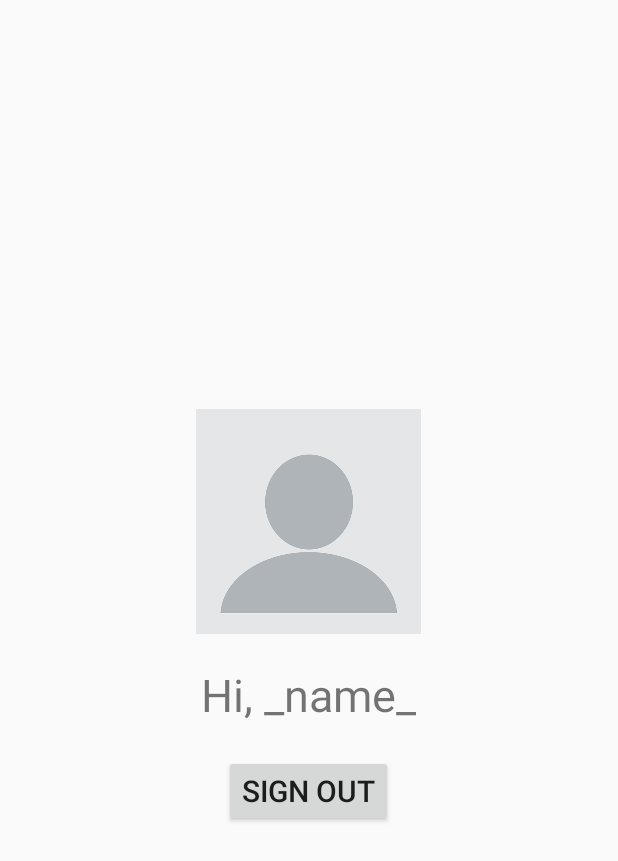
After one commit to ioan45/HolidayDestinationsApp, an Android app: the UserProfileActivity screen opened directly, with no data from a screen before it, on a phone screen of 412 x 824 dp. The commit adds this screen. Shown: the top 861 px of the screen. Run offline under Robolectric (Android 15) with nearby library versions, the phone set to English and light mode, and no system bars; 5 statements that could not run were skipped.

Commit message:
Added profile activity

```diff
--- a/app/src/main/java/com/example/holidaydestinationsapp/DbHelper.java
+++ b/app/src/main/java/com/example/holidaydestinationsapp/DbHelper.java
@@ -61,6 +61,7 @@ public class DbHelper extends SQLiteOpenHelper {
     public static final String USERS_COL_USERNAME = "username";
     public static final String USERS_COL_PASSWORD = "password";
     public static final String USERS_COL_EMAIL = "email";
+    public static final String USERS_COL_PROFILE_IMG = "profile_img";
     public static final String SESSIONS_TABLE = "session";
     public static final String SESSIONS_COL_USER_ID = "user_id";
     public static final String SESSIONS_COL_TOKEN = "token";
@@ -84,7 +85,8 @@ public class DbHelper extends SQLiteOpenHelper {
                                    USERS_COL_ID + " INTEGER PRIMARY KEY AUTOINCREMENT," +
                                    USERS_COL_USERNAME + " TEXT," +
                                    USERS_COL_PASSWORD + " TEXT, " +
-                                   USERS_COL_EMAIL + " TEXT)";
+                                   USERS_COL_EMAIL + " TEXT, " +
+                                   USERS_COL_PROFILE_IMG + " BLOB)";
         String createSessionsQuery = "CREATE TABLE " + SESSIONS_TABLE + "(" +
                                       SESSIONS_COL_USER_ID + " INTEGER PRIMARY KEY," +
                                       SESSIONS_COL_TOKEN + " TEXT," +
--- a/app/src/main/java/com/example/holidaydestinationsapp/MainActivity.java
+++ b/app/src/main/java/com/example/holidaydestinationsapp/MainActivity.java
@@ -32,9 +32,9 @@ public class MainActivity extends AppCompatActivity {
         User user = null;
 
         if (cursor.moveToFirst()) {
-            int idIndex = cursor.getColumnIndex("us." + DbHelper.USERS_COL_ID);
-            int usernameIndex = cursor.getColumnIndex("us." + DbHelper.USERS_COL_USERNAME);
-            int dateIndex = cursor.getColumnIndex("ss." + DbHelper.SESSIONS_COL_START_DATE);
+            int idIndex = cursor.getColumnIndex(DbHelper.USERS_COL_ID);
+            int usernameIndex = cursor.getColumnIndex(DbHelper.USERS_COL_USERNAME);
+            int dateIndex = cursor.getColumnIndex(DbHelper.SESSIONS_COL_START_DATE);
             if (idIndex >= 0 && usernameIndex >= 0 && dateIndex >= 0) {
                 int userId = cursor.getInt(idIndex);
                 String username = cursor.getString(usernameIndex);
--- a/app/src/main/java/com/example/holidaydestinationsapp/SignInActivity.java
+++ b/app/src/main/java/com/example/holidaydestinationsapp/SignInActivity.java
@@ -9,6 +9,7 @@ import androidx.appcompat.app.AppCompatActivity;
 import android.app.Activity;
 import android.content.Intent;
 import android.database.Cursor;
+import android.os.AsyncTask;
 import android.os.Bundle;
 import android.util.Log;
 import android.view.View;
@@ -165,7 +166,8 @@ public class SignInActivity extends AppCompatActivity {
                 String insertUserQuery = "INSERT INTO " + DbHelper.USERS_TABLE + " VALUES(NULL, '" +
                                           username + "', '" +
                                           "google" + "', '" +
-                                          email + "')";
+                                          email + "', " +
+                                          "NULL)";
                 dbHelper.execSQLAsync(insertUserQuery, () -> {
                     signInGoogleUser(username, displayName, email);
                 });
--- a/app/src/main/java/com/example/holidaydestinationsapp/SignUpActivity.java
+++ b/app/src/main/java/com/example/holidaydestinationsapp/SignUpActivity.java
@@ -71,7 +71,8 @@ public class SignUpActivity extends AppCompatActivity {
                 String insertUserQuery = "INSERT INTO " + DbHelper.USERS_TABLE + " VALUES(NULL, '" +
                                           usernameToRegister + "', '" +
                                           passwordToRegister + "', '" +
-                                          emailToRegister + "')";
+                                          emailToRegister + "', " +
+                                          "NULL)";
                 dbHelper.execSQLAsync(insertUserQuery, this::OnUserCreated);
             }
             cursor.close();
--- /dev/null
+++ b/app/src/main/java/com/example/holidaydestinationsapp/UserProfileActivity.java
@@ -0,0 +1,137 @@
+package com.example.holidaydestinationsapp;
+
+import androidx.annotation.NonNull;
+import androidx.appcompat.app.AppCompatActivity;
+
+import android.content.Intent;
+import android.database.Cursor;
+import android.graphics.Bitmap;
+import android.graphics.BitmapFactory;
+import android.graphics.drawable.BitmapDrawable;
+import android.net.Uri;
+import android.os.AsyncTask;
+import android.os.Bundle;
+import android.util.Log;
+import android.view.View;
+import android.widget.Button;
+import android.widget.ImageView;
+import android.widget.TextView;
+
+import com.google.android.gms.tasks.OnCompleteListener;
+import com.google.android.gms.tasks.Task;
+
+import java.io.ByteArrayOutputStream;
+
+public class UserProfileActivity extends AppCompatActivity {
+    private static final int SELECT_GALLERY_IMAGE = 200;
+
+    private ImageView profileImage;
+    private TextView greetingMsg;
+    private Button signOutButton;
+
+    private DbHelper dbHelper;
+
+    @Override
+    protected void onCreate(Bundle savedInstanceState) {
+        super.onCreate(savedInstanceState);
+        setContentView(R.layout.activity_user_profile);
+
+        profileImage = findViewById(R.id.profileImage);
+        greetingMsg = findViewById(R.id.greetingMessage);
+        signOutButton = findViewById(R.id.signOutButton);
+
+        dbHelper = DbHelper.getInstance(this);
+
+        initProfileImage();
+        greetingMsg.setText(getString(R.string.greetings, User.signedInUser.getDisplayName()));
+        signOutButton.setOnClickListener(this::onSignOutButtonPress);
+    }
+
+    private void initProfileImage() {
+        String selectQuery = "SELECT " + DbHelper.USERS_COL_PROFILE_IMG +
+                             " FROM " + DbHelper.USERS_TABLE +
+                             " WHERE " + DbHelper.USERS_COL_ID + "=" + User.signedInUser.getId();
+        dbHelper.rawQueryAsync(selectQuery, (Cursor cursor) -> {
+            if (cursor.moveToFirst()) {
+                int blobIndex = cursor.getColumnIndex(DbHelper.USERS_COL_PROFILE_IMG);
+                if (blobIndex >= 0) {
+                    byte[] blobImg = cursor.getBlob(blobIndex);
+                    if (blobImg != null) {
+                        Bitmap bitmapImg = BitmapFactory.decodeByteArray(blobImg, 0, blobImg.length);
+                        profileImage.setImageBitmap(bitmapImg);
+                    }
+                }
+            }
+            cursor.close();
+            profileImage.setOnClickListener(this::onClickProfilePicture);
+        });
+    }
+
+    public void onClickProfilePicture(View v) {
+        Intent newIntent = new Intent();
+        newIntent.setType("image/*");
+        newIntent.setAction(Intent.ACTION_GET_CONTENT);
+        startActivityForResult(Intent.createChooser(newIntent, "Select Gallery Image"), SELECT_GALLERY_IMAGE);
+    }
+
+    public void onActivityResult(int requestCode, int resultCode, Intent data) {
+        super.onActivityResult(requestCode, resultCode, data);
+        if (resultCode == RESULT_OK) {
+            if (requestCode == SELECT_GALLERY_IMAGE) {
+                Uri selectedImageUri = data.getData();
+                if (selectedImageUri != null) {
+                    profileImage.setImageURI(selectedImageUri);
+                    AsyncTask.execute(() -> {
+                        // Saving the selected image to database
+                        Bitmap selectedImg = ((BitmapDrawable)profileImage.getDrawable()).getBitmap();
+                        saveProfileImageToDb(selectedImg);
+                    });
+                }
+            }
+        }
+    }
+
+    public void onSignOutButtonPress(View v) {
+        if (!User.signedInUser.getUsername().equals(User.signedInUser.getDisplayName())) {
+            // Signed in using google account.
+            User.googleSignInClient.signOut()
+                    .addOnCompleteListener(this, new OnCompleteListener<Void>() {
+                        @Override
+                        public void onComplete(@NonNull Task<Void> task) {
+                            User.signedInUser = null;
+                            loadSignInActivity();
+                        }
+                    });
+        } else {
+            // Signed in using app functionality.
+            SharedPreferencesManager spManager = SharedPreferencesManager.getInstance(this);
+            spManager.putStringAsync(SharedPreferencesManager.KEY_SESSION_TOKEN, null);
+            User.signedInUser = null;
+            loadSignInActivity();
+        }
+    }
+
+    private void saveProfileImageToDb(Bitmap profileImg) {
+        String blobImg = bitmapToBlobLiteral(profileImg);
+        String updateQuery = "UPDATE " + DbHelper.USERS_TABLE +
+                             " SET " + DbHelper.USERS_COL_PROFILE_IMG + "=" + blobImg +
+                             " WHERE " + DbHelper.USERS_COL_ID + "=" + User.signedInUser.getId();
+        dbHelper.execSQLAsync(updateQuery, null);
+    }
+
+    private void loadSignInActivity() {
+        this.startActivity(new Intent(this, SignInActivity.class));
+    }
+
+    private String bitmapToBlobLiteral(Bitmap img) {
+        // Bitmap to byte array
+        ByteArrayOutputStream stream = new ByteArrayOutputStream();
+        img.compress(Bitmap.CompressFormat.PNG, 0, stream);
+        byte[] byteArr = stream.toByteArray();
+        // Byte array to blob literal
+        StringBuilder stringBuilder = new StringBuilder(byteArr.length);
+        for (byte byteChar : byteArr)
+            stringBuilder.append(String.format("%02X", byteChar));
+        return "X'" + stringBuilder + "'";
+    }
+}
--- a/app/src/main/res/layout-land/activity_home.xml
+++ b/app/src/main/res/layout-land/activity_home.xml
@@ -11,10 +11,10 @@
         android:layout_centerInParent="true">
     </TextView>
     <Button
-        android:id="@+id/homeSignOutButton"
+        android:id="@+id/toProfileButton"
         android:layout_width="wrap_content"
         android:layout_height="wrap_content"
-        android:text="SIGN OUT"
+        android:text="Profile"
         android:textSize="20sp"
         android:layout_margin="20dp">
     </Button>
--- /dev/null
+++ b/app/src/main/res/layout-land/activity_user_profile.xml
@@ -0,0 +1,36 @@
+<?xml version="1.0" encoding="utf-8"?>
+<RelativeLayout
+    xmlns:android="http://schemas.android.com/apk/res/android"
+    android:layout_width="match_parent"
+    android:layout_height="match_parent">
+    <LinearLayout
+        android:layout_width="wrap_content"
+        android:layout_height="wrap_content"
+        android:layout_centerInParent="true"
+        android:orientation="vertical"
+        android:gravity="center">
+        <ImageView
+            android:id="@+id/profileImage"
+            android:layout_width="150dp"
+            android:layout_height="150dp"
+            android:layout_margin="20dp"
+            android:src="@drawable/blank_profile_picture">
+        </ImageView>
+        <TextView
+            android:id="@+id/greetingMessage"
+            android:layout_width="wrap_content"
+            android:layout_height="wrap_content"
+            android:text="Hi, _name_"
+            android:textSize="30sp">
+        </TextView>
+        <Button
+            android:id="@+id/signOutButton"
+            android:layout_width="wrap_content"
+            android:layout_height="wrap_content"
+            android:text="SIGN OUT"
+            android:textSize="20sp"
+            android:layout_margin="20dp">
+        </Button>
+    </LinearLayout>
+
+</RelativeLayout>
--- a/app/src/main/res/layout/activity_home.xml
+++ b/app/src/main/res/layout/activity_home.xml
@@ -11,10 +11,10 @@
         android:layout_centerInParent="true">
     </TextView>
     <Button
-        android:id="@+id/homeSignOutButton"
+        android:id="@+id/toProfileButton"
         android:layout_width="wrap_content"
         android:layout_height="wrap_content"
-        android:text="SIGN OUT"
+        android:text="Profile"
         android:textSize="20sp"
         android:layout_margin="20dp">
     </Button>
--- /dev/null
+++ b/app/src/main/res/layout/activity_user_profile.xml
@@ -0,0 +1,36 @@
+<?xml version="1.0" encoding="utf-8"?>
+<RelativeLayout
+    xmlns:android="http://schemas.android.com/apk/res/android"
+    android:layout_width="match_parent"
+    android:layout_height="match_parent">
+    <LinearLayout
+        android:layout_width="wrap_content"
+        android:layout_height="wrap_content"
+        android:layout_centerInParent="true"
+        android:orientation="vertical"
+        android:gravity="center">
+        <ImageView
+            android:id="@+id/profileImage"
+            android:layout_width="150dp"
+            android:layout_height="150dp"
+            android:layout_margin="20dp"
+            android:src="@drawable/blank_profile_picture">
+        </ImageView>
+        <TextView
+            android:id="@+id/greetingMessage"
+            android:layout_width="wrap_content"
+            android:layout_height="wrap_content"
+            android:text="Hi, _name_"
+            android:textSize="30sp">
+        </TextView>
+        <Button
+            android:id="@+id/signOutButton"
+            android:layout_width="wrap_content"
+            android:layout_height="wrap_content"
+            android:text="SIGN OUT"
+            android:textSize="20sp"
+            android:layout_margin="20dp">
+        </Button>
+    </LinearLayout>
+
+</RelativeLayout>
--- a/app/src/main/res/values/strings.xml
+++ b/app/src/main/res/values/strings.xml
@@ -1,3 +1,4 @@
 <resources>
     <string name="app_name">HolidayDestinationsApp</string>
+    <string name="greetings">Hi, %1$s!</string>
 </resources>
```
Also changed, not shown: app/src/main/AndroidManifest.xml (+6 -2 lines), app/src/main/java/com/example/holidaydestinationsapp/HomeActivity.java (+5 -27 lines), app/src/main/blank_profile_picture-playstore.png (added), app/src/main/res/drawable/blank_profile_picture.png (added).
